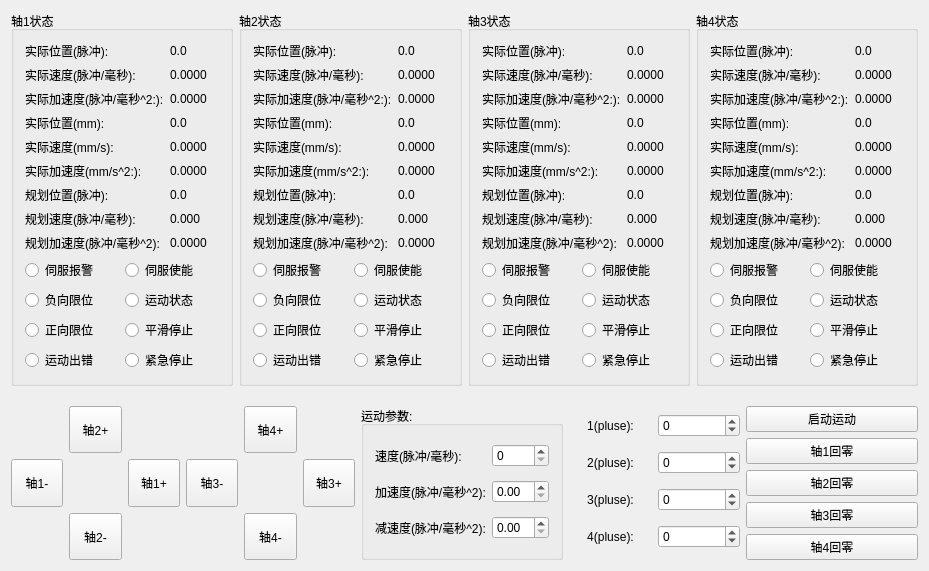
The window that GTSSimpleController/Widget/MasterControlWidget.ui (whisper512/GTS) describes before a commit, drawn with Qt 5.
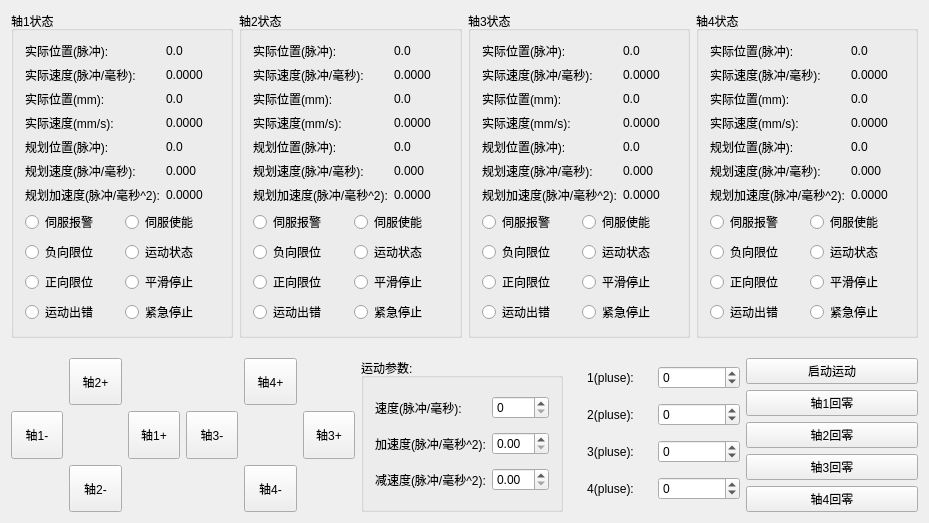
The same window after the commit.

```diff
--- a/GTSSimpleController/Widget/MasterControlWidget.ui
+++ b/GTSSimpleController/Widget/MasterControlWidget.ui
@@ -13,7 +13,7 @@
   <property name="windowTitle">
    <string>CMasterControlWidget</string>
   </property>
-  <layout class="QVBoxLayout" name="verticalLayout_3">
+  <layout class="QVBoxLayout" name="verticalLayout_3" stretch="2,1">
    <property name="spacing">
     <number>20</number>
    </property>
@@ -27,48 +27,20 @@
        <layout class="QVBoxLayout" name="verticalLayout" stretch="7,3">
         <item>
          <layout class="QGridLayout" name="gridLayout">
-          <item row="4" column="1">
-           <widget class="QLabel" name="label_actVelData1">
-            <property name="text">
-             <string>0.0000</string>
-            </property>
-           </widget>
-          </item>
-          <item row="7" column="0">
+          <item row="5" column="0">
            <widget class="QLabel" name="label_tgtVel1">
             <property name="text">
              <string>规划速度(脉冲/毫秒):</string>
             </property>
            </widget>
           </item>
-          <item row="1" column="1">
-           <widget class="QLabel" name="label_actVelPluseData1">
-            <property name="text">
-             <string>0.0000</string>
-            </property>
-           </widget>
-          </item>
-          <item row="1" column="0">
-           <widget class="QLabel" name="label_actPluseVel1">
-            <property name="text">
-             <string>实际速度(脉冲/毫秒):</string>
-            </property>
-           </widget>
-          </item>
-          <item row="3" column="0">
+          <item row="2" column="0">
            <widget class="QLabel" name="label_actPos1">
             <property name="text">
              <string>实际位置(mm):</string>
             </property>
            </widget>
           </item>
-          <item row="2" column="1">
-           <widget class="QLabel" name="label_actPluseAccData1">
-            <property name="text">
-             <string>0.0000</string>
-            </property>
-           </widget>
-          </item>
           <item row="0" column="1">
            <widget class="QLabel" name="label_actPosPluseData1">
             <property name="text">
@@ -76,83 +48,83 @@
             </property>
            </widget>
           </item>
-          <item row="2" column="0">
-           <widget class="QLabel" name="label_actPluseAcc1">
+          <item row="1" column="0">
+           <widget class="QLabel" name="label_actPluseVel1">
             <property name="text">
-             <string>实际加速度(脉冲/毫秒^2:):</string>
+             <string>实际速度(脉冲/毫秒):</string>
             </property>
            </widget>
           </item>
-          <item row="6" column="1">
+          <item row="4" column="1">
            <widget class="QLabel" name="label_tgtPosData1">
             <property name="text">
              <string>0.0</string>
             </property>
            </widget>
           </item>
-          <item row="8" column="0">
-           <widget class="QLabel" name="label_tgtAcc1">
-            <property name="text">
-             <string>规划加速度(脉冲/毫秒^2):</string>
-            </property>
-           </widget>
-          </item>
-          <item row="5" column="1">
-           <widget class="QLabel" name="label_actAccData1">
-            <property name="text">
-             <string>0.0000</string>
-            </property>
-           </widget>
-          </item>
-          <item row="5" column="0">
-           <widget class="QLabel" name="label_actAcc1">
-            <property name="text">
-             <string>实际加速度(mm/s^2:):</string>
-            </property>
-           </widget>
-          </item>
-          <item row="7" column="1">
-           <widget class="QLabel" name="label_tgtVelData1">
-            <property name="text">
-             <string>0.000</string>
-            </property>
-           </widget>
-          </item>
-          <item row="0" column="0">
-           <widget class="QLabel" name="label_actPlusePos1">
-            <property name="text">
-             <string>实际位置(脉冲):</string>
-            </property>
-           </widget>
-          </item>
-          <item row="4" column="0">
+          <item row="3" column="0">
            <widget class="QLabel" name="label_actVel1">
             <property name="text">
              <string>实际速度(mm/s):</string>
             </property>
            </widget>
           </item>
-          <item row="8" column="1">
+          <item row="3" column="1">
+           <widget class="QLabel" name="label_actVelData1">
+            <property name="text">
+             <string>0.0000</string>
+            </property>
+           </widget>
+          </item>
+          <item row="0" column="0">
+           <widget class="QLabel" name="label_actPlusePos1">
+            <property name="text">
+             <string>实际位置(脉冲):</string>
+            </property>
+           </widget>
+          </item>
+          <item row="6" column="1">
            <widget class="QLabel" name="label_tgtAccData1">
             <property name="text">
              <string>0.0000</string>
             </property>
            </widget>
           </item>
-          <item row="3" column="1">
-           <widget class="QLabel" name="label_actPosData1">
+          <item row="1" column="1">
+           <widget class="QLabel" name="label_actVelPluseData1">
             <property name="text">
-             <string>0.0</string>
+             <string>0.0000</string>
             </property>
            </widget>
           </item>
           <item row="6" column="0">
+           <widget class="QLabel" name="label_tgtAcc1">
+            <property name="text">
+             <string>规划加速度(脉冲/毫秒^2):</string>
+            </property>
+           </widget>
+          </item>
+          <item row="4" column="0">
            <widget class="QLabel" name="label_tgtPos1">
             <property name="text">
              <string>规划位置(脉冲):</string>
             </property>
            </widget>
           </item>
+          <item row="5" column="1">
+           <widget class="QLabel" name="label_tgtVelData1">
+            <property name="text">
+             <string>0.000</string>
+            </property>
+           </widget>
+          </item>
+          <item row="2" column="1">
+           <widget class="QLabel" name="label_actPosData1">
+            <property name="text">
+             <string>0.0</string>
+            </property>
+           </widget>
+          </item>
          </layout>
         </item>
         <item>
@@ -227,93 +199,16 @@
         <item>
          <layout class="QGridLayout" name="gridLayout_4">
           <item row="4" column="1">
-           <widget class="QLabel" name="label_actVelData2">
-            <property name="text">
-             <string>0.0000</string>
-            </property>
-           </widget>
-          </item>
-          <item row="7" column="0">
-           <widget class="QLabel" name="label_tgtVel2">
-            <property name="text">
-             <string>规划速度(脉冲/毫秒):</string>
-            </property>
-           </widget>
-          </item>
-          <item row="1" column="1">
-           <widget class="QLabel" name="label_actVelPluseData2">
-            <property name="text">
-             <string>0.0000</string>
-            </property>
-           </widget>
-          </item>
-          <item row="1" column="0">
-           <widget class="QLabel" name="label_actPluseVel2">
-            <property name="text">
-             <string>实际速度(脉冲/毫秒):</string>
-            </property>
-           </widget>
-          </item>
-          <item row="3" column="0">
-           <widget class="QLabel" name="label_actPos2">
-            <property name="text">
-             <string>实际位置(mm):</string>
-            </property>
-           </widget>
-          </item>
-          <item row="2" column="1">
-           <widget class="QLabel" name="label_actPluseAccData2">
-            <property name="text">
-             <string>0.0000</string>
-            </property>
-           </widget>
-          </item>
-          <item row="0" column="1">
-           <widget class="QLabel" name="label_actPosPluseData2">
-            <property name="text">
-             <string>0.0</string>
-            </property>
-           </widget>
-          </item>
-          <item row="2" column="0">
-           <widget class="QLabel" name="label_actPluseAcc2">
-            <property name="text">
-             <string>实际加速度(脉冲/毫秒^2:):</string>
-            </property>
-           </widget>
-          </item>
-          <item row="6" column="1">
            <widget class="QLabel" name="label_tgtPosData2">
             <property name="text">
              <string>0.0</string>
             </property>
            </widget>
           </item>
-          <item row="8" column="0">
-           <widget class="QLabel" name="label_tgtAcc2">
+          <item row="0" column="1">
+           <widget class="QLabel" name="label_actPosPluseData2">
             <property name="text">
-             <string>规划加速度(脉冲/毫秒^2):</string>
-            </property>
-           </widget>
-          </item>
-          <item row="5" column="1">
-           <widget class="QLabel" name="label_actAccData2">
-            <property name="text">
-             <string>0.0000</string>
-            </property>
-           </widget>
-          </item>
-          <item row="5" column="0">
-           <widget class="QLabel" name="label_actAcc2">
-            <property name="text">
-             <string>实际加速度(mm/s^2:):</string>
-            </property>
-           </widget>
-          </item>
-          <item row="7" column="1">
-           <widget class="QLabel" name="label_tgtVelData2">
-            <property name="text">
-             <string>0.000</string>
+             <string>0.0</string>
             </property>
            </widget>
           </item>
@@ -324,34 +219,83 @@
             </property>
            </widget>
           </item>
-          <item row="4" column="0">
-           <widget class="QLabel" name="label_actVel2">
-            <property name="text">
-             <string>实际速度(mm/s):</string>
-            </property>
-           </widget>
-          </item>
-          <item row="8" column="1">
-           <widget class="QLabel" name="label_tgtAccData2">
-            <property name="text">
-             <string>0.0000</string>
-            </property>
-           </widget>
-          </item>
-          <item row="3" column="1">
+          <item row="2" column="1">
            <widget class="QLabel" name="label_actPosData2">
             <property name="text">
              <string>0.0</string>
             </property>
            </widget>
           </item>
-          <item row="6" column="0">
+          <item row="3" column="1">
+           <widget class="QLabel" name="label_actVelData2">
+            <property name="text">
+             <string>0.0000</string>
+            </property>
+           </widget>
+          </item>
+          <item row="1" column="0">
+           <widget class="QLabel" name="label_actPluseVel2">
+            <property name="text">
+             <string>实际速度(脉冲/毫秒):</string>
+            </property>
+           </widget>
+          </item>
+          <item row="4" column="0">
            <widget class="QLabel" name="label_tgtPos2">
             <property name="text">
              <string>规划位置(脉冲):</string>
             </property>
            </widget>
           </item>
+          <item row="3" column="0">
+           <widget class="QLabel" name="label_actVel2">
+            <property name="text">
+             <string>实际速度(mm/s):</string>
+            </property>
+           </widget>
+          </item>
+          <item row="1" column="1">
+           <widget class="QLabel" name="label_actVelPluseData2">
+            <property name="text">
+             <string>0.0000</string>
+            </property>
+           </widget>
+          </item>
+          <item row="5" column="0">
+           <widget class="QLabel" name="label_tgtVel2">
+            <property name="text">
+             <string>规划速度(脉冲/毫秒):</string>
+            </property>
+           </widget>
+          </item>
+          <item row="5" column="1">
+           <widget class="QLabel" name="label_tgtVelData2">
+            <property name="text">
+             <string>0.000</string>
+            </property>
+           </widget>
+          </item>
+          <item row="6" column="1">
+           <widget class="QLabel" name="label_tgtAccData2">
+            <property name="text">
+             <string>0.0000</string>
+            </property>
+           </widget>
+          </item>
+          <item row="2" column="0">
+           <widget class="QLabel" name="label_actPos2">
+            <property name="text">
+             <string>实际位置(mm):</string>
+            </property>
+           </widget>
+          </item>
+          <item row="6" column="0">
+           <widget class="QLabel" name="label_tgtAcc2">
+            <property name="text">
+             <string>规划加速度(脉冲/毫秒^2):</string>
+            </property>
+           </widget>
+          </item>
          </layout>
         </item>
         <item>
@@ -425,20 +369,62 @@
        <layout class="QVBoxLayout" name="verticalLayout_6" stretch="7,3">
         <item>
          <layout class="QGridLayout" name="gridLayout_7">
+          <item row="2" column="1">
+           <widget class="QLabel" name="label_actPosData3">
+            <property name="text">
+             <string>0.0</string>
+            </property>
+           </widget>
+          </item>
+          <item row="0" column="0">
+           <widget class="QLabel" name="label_actPlusePos3">
+            <property name="text">
+             <string>实际位置(脉冲):</string>
+            </property>
+           </widget>
+          </item>
+          <item row="4" column="0">
+           <widget class="QLabel" name="label_tgtPos3">
+            <property name="text">
+             <string>规划位置(脉冲):</string>
+            </property>
+           </widget>
+          </item>
           <item row="4" column="1">
-           <widget class="QLabel" name="label_actVelData3">
+           <widget class="QLabel" name="label_tgtPosData3">
+            <property name="text">
+             <string>0.0</string>
+            </property>
+           </widget>
+          </item>
+          <item row="0" column="1">
+           <widget class="QLabel" name="label_actPosPluseData3">
+            <property name="text">
+             <string>0.0</string>
+            </property>
+           </widget>
+          </item>
+          <item row="2" column="0">
+           <widget class="QLabel" name="label_actPos3">
+            <property name="text">
+             <string>实际位置(mm):</string>
+            </property>
+           </widget>
+          </item>
+          <item row="5" column="1">
+           <widget class="QLabel" name="label_tgtVelData3">
+            <property name="text">
+             <string>0.000</string>
+            </property>
+           </widget>
+          </item>
+          <item row="6" column="1">
+           <widget class="QLabel" name="label_tgtAccData3">
             <property name="text">
              <string>0.0000</string>
             </property>
            </widget>
           </item>
-          <item row="7" column="0">
-           <widget class="QLabel" name="label_tgtVel3">
-            <property name="text">
-             <string>规划速度(脉冲/毫秒):</string>
-            </property>
-           </widget>
-          </item>
           <item row="1" column="1">
            <widget class="QLabel" name="label_actVelPluseData3">
             <property name="text">
@@ -453,101 +439,31 @@
             </property>
            </widget>
           </item>
-          <item row="3" column="0">
-           <widget class="QLabel" name="label_actPos3">
-            <property name="text">
-             <string>实际位置(mm):</string>
-            </property>
-           </widget>
-          </item>
-          <item row="2" column="1">
-           <widget class="QLabel" name="label_actPluseAccData3">
-            <property name="text">
-             <string>0.0000</string>
-            </property>
-           </widget>
-          </item>
-          <item row="0" column="1">
-           <widget class="QLabel" name="label_actPosPluseData3">
-            <property name="text">
-             <string>0.0</string>
-            </property>
-           </widget>
-          </item>
-          <item row="2" column="0">
-           <widget class="QLabel" name="label_actPluseAcc3">
-            <property name="text">
-             <string>实际加速度(脉冲/毫秒^2:):</string>
-            </property>
-           </widget>
-          </item>
-          <item row="6" column="1">
-           <widget class="QLabel" name="label_tgtPosData3">
-            <property name="text">
-             <string>0.0</string>
-            </property>
-           </widget>
-          </item>
-          <item row="8" column="0">
+          <item row="6" column="0">
            <widget class="QLabel" name="label_tgtAcc3">
             <property name="text">
              <string>规划加速度(脉冲/毫秒^2):</string>
             </property>
            </widget>
           </item>
-          <item row="5" column="1">
-           <widget class="QLabel" name="label_actAccData3">
+          <item row="3" column="1">
+           <widget class="QLabel" name="label_actVelData3">
             <property name="text">
              <string>0.0000</string>
             </property>
            </widget>
           </item>
-          <item row="5" column="0">
-           <widget class="QLabel" name="label_actAcc3">
-            <property name="text">
-             <string>实际加速度(mm/s^2:):</string>
-            </property>
-           </widget>
-          </item>
-          <item row="7" column="1">
-           <widget class="QLabel" name="label_tgtVelData3">
-            <property name="text">
-             <string>0.000</string>
-            </property>
-           </widget>
-          </item>
-          <item row="0" column="0">
-           <widget class="QLabel" name="label_actPlusePos3">
-            <property name="text">
-             <string>实际位置(脉冲):</string>
-            </property>
-           </widget>
-          </item>
-          <item row="4" column="0">
+          <item row="3" column="0">
            <widget class="QLabel" name="label_actVel3">
             <property name="text">
              <string>实际速度(mm/s):</string>
             </property>
            </widget>
           </item>
-          <item row="8" column="1">
-           <widget class="QLabel" name="label_tgtAccData3">
+          <item row="5" column="0">
+           <widget class="QLabel" name="label_tgtVel3">
             <property name="text">
-             <string>0.0000</string>
-            </property>
-           </widget>
-          </item>
-          <item row="3" column="1">
-           <widget class="QLabel" name="label_actPosData3">
-            <property name="text">
-             <string>0.0</string>
-            </property>
-           </widget>
-          </item>
-          <item row="6" column="0">
-           <widget class="QLabel" name="label_tgtPos3">
-            <property name="text">
-             <string>规划位置(脉冲):</string>
+             <string>规划速度(脉冲/毫秒):</string>
             </property>
            </widget>
           </item>
@@ -624,45 +540,17 @@
        <layout class="QVBoxLayout" name="verticalLayout_7" stretch="7,3">
         <item>
          <layout class="QGridLayout" name="gridLayout_10">
-          <item row="4" column="1">
-           <widget class="QLabel" name="label_actVelData4">
+          <item row="0" column="0">
+           <widget class="QLabel" name="label_actPlusePos4">
             <property name="text">
-             <string>0.0000</string>
-            </property>
-           </widget>
-          </item>
-          <item row="7" column="0">
-           <widget class="QLabel" name="label_tgtVel4">
-            <property name="text">
-             <string>规划速度(脉冲/毫秒):</string>
-            </property>
-           </widget>
-          </item>
-          <item row="1" column="1">
-           <widget class="QLabel" name="label_actVelPluseData4">
-            <property name="text">
-             <string>0.0000</string>
-            </property>
-           </widget>
-          </item>
-          <item row="1" column="0">
-           <widget class="QLabel" name="label_actPluseVel4">
-            <property name="text">
-             <string>实际速度(脉冲/毫秒):</string>
-            </property>
-           </widget>
-          </item>
-          <item row="3" column="0">
-           <widget class="QLabel" name="label_actPos4">
-            <property name="text">
-             <string>实际位置(mm):</string>
+             <string>实际位置(脉冲):</string>
             </property>
            </widget>
           </item>
           <item row="2" column="1">
-           <widget class="QLabel" name="label_actPluseAccData4">
+           <widget class="QLabel" name="label_actPosData4">
             <property name="text">
-             <string>0.0000</string>
+             <string>0.0</string>
             </property>
            </widget>
           </item>
@@ -673,80 +561,80 @@
             </property>
            </widget>
           </item>
-          <item row="2" column="0">
-           <widget class="QLabel" name="label_actPluseAcc4">
+          <item row="1" column="1">
+           <widget class="QLabel" name="label_actVelPluseData4">
             <property name="text">
-             <string>实际加速度(脉冲/毫秒^2:):</string>
+             <string>0.0000</string>
             </property>
            </widget>
           </item>
-          <item row="6" column="1">
+          <item row="3" column="0">
+           <widget class="QLabel" name="label_actVel4">
+            <property name="text">
+             <string>实际速度(mm/s):</string>
+            </property>
+           </widget>
+          </item>
+          <item row="5" column="0">
+           <widget class="QLabel" name="label_tgtVel4">
+            <property name="text">
+             <string>规划速度(脉冲/毫秒):</string>
+            </property>
+           </widget>
+          </item>
+          <item row="3" column="1">
+           <widget class="QLabel" name="label_actVelData4">
+            <property name="text">
+             <string>0.0000</string>
+            </property>
+           </widget>
+          </item>
+          <item row="4" column="0">
+           <widget class="QLabel" name="label_tgtPos4">
+            <property name="text">
+             <string>规划位置(脉冲):</string>
+            </property>
+           </widget>
+          </item>
+          <item row="4" column="1">
            <widget class="QLabel" name="label_tgtPosData4">
             <property name="text">
              <string>0.0</string>
             </property>
            </widget>
           </item>
-          <item row="8" column="0">
+          <item row="6" column="1">
+           <widget class="QLabel" name="label_tgtAccData4">
+            <property name="text">
+             <string>0.0000</string>
+            </property>
+           </widget>
+          </item>
+          <item row="6" column="0">
            <widget class="QLabel" name="label_tgtAcc4">
             <property name="text">
              <string>规划加速度(脉冲/毫秒^2):</string>
             </property>
            </widget>
           </item>
+          <item row="2" column="0">
+           <widget class="QLabel" name="label_actPos4">
+            <property name="text">
+             <string>实际位置(mm):</string>
+            </property>
+           </widget>
+          </item>
           <item row="5" column="1">
-           <widget class="QLabel" name="label_actAccData4">
-            <property name="text">
-             <string>0.0000</string>
-            </property>
-           </widget>
-          </item>
-          <item row="5" column="0">
-           <widget class="QLabel" name="label_actAcc4">
-            <property name="text">
-             <string>实际加速度(mm/s^2:):</string>
-            </property>
-           </widget>
-          </item>
-          <item row="7" column="1">
            <widget class="QLabel" name="label_tgtVelData4">
             <property name="text">
              <string>0.000</string>
             </property>
            </widget>
           </item>
-          <item row="0" column="0">
-           <widget class="QLabel" name="label_actPlusePos4">
+          <item row="1" column="0">
+           <widget class="QLabel" name="label_actPluseVel4">
             <property name="text">
-             <string>实际位置(脉冲):</string>
-            </property>
-           </widget>
-          </item>
-          <item row="4" column="0">
-           <widget class="QLabel" name="label_actVel4">
-            <property name="text">
-             <string>实际速度(mm/s):</string>
-            </property>
-           </widget>
-          </item>
-          <item row="8" column="1">
-           <widget class="QLabel" name="label_tgtAccData4">
-            <property name="text">
-             <string>0.0000</string>
-            </property>
-           </widget>
-          </item>
-          <item row="3" column="1">
-           <widget class="QLabel" name="label_actPosData4">
-            <property name="text">
-             <string>0.0</string>
-            </property>
-           </widget>
-          </item>
-          <item row="6" column="0">
-           <widget class="QLabel" name="label_tgtPos4">
-            <property name="text">
-             <string>规划位置(脉冲):</string>
+             <string>实际速度(脉冲/毫秒):</string>
             </property>
            </widget>
           </item>
```
